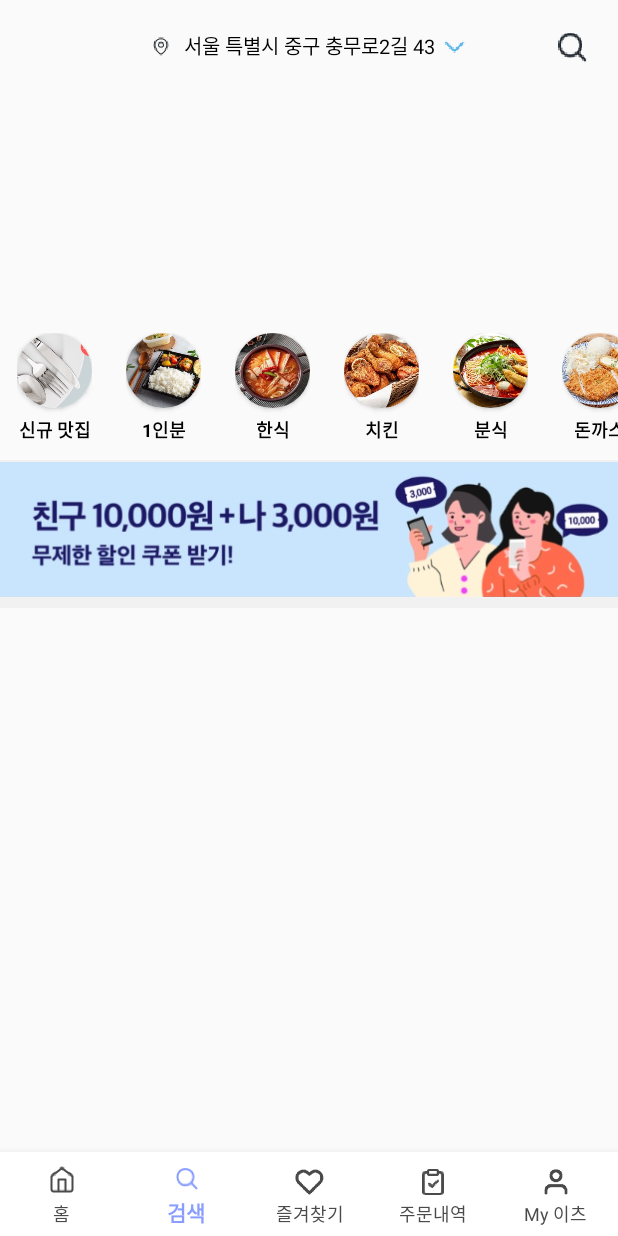
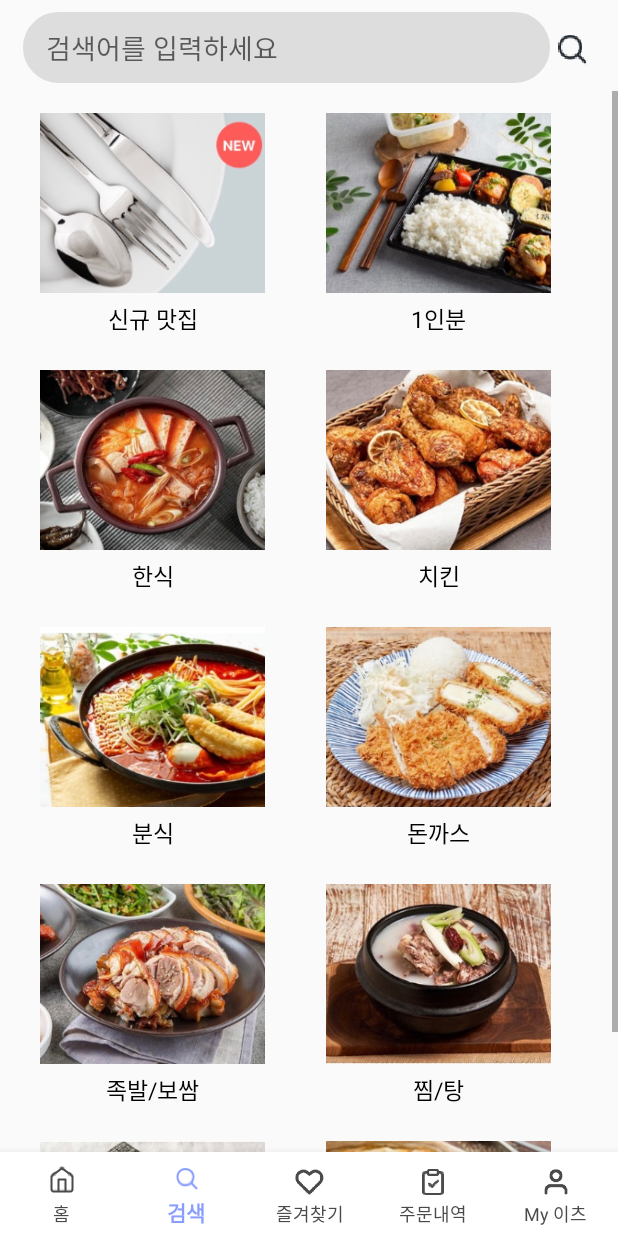
Before and after one commit to Gyuil-Hwnag/copang_eats_b_clone, an Android app: the screen it shows after launch (MainActivity), item 2 of the bottom bar chosen, on a phone screen of 412 x 824 dp. Run offline under Robolectric (Android 15) with nearby library versions, the light colour scheme and no system bars; 1 statement that could not run was skipped.

Commit message:
second commit

```diff
--- a/app/src/main/java/com/softsquared/template/kotlin/src/main/MainActivity.kt
+++ b/app/src/main/java/com/softsquared/template/kotlin/src/main/MainActivity.kt
@@ -11,6 +11,7 @@ import com.softsquared.template.kotlin.R
 import com.softsquared.template.kotlin.config.BaseActivity
 import com.softsquared.template.kotlin.databinding.ActivityMainBinding
 import com.softsquared.template.kotlin.src.mypage.MyPageFragment
+import com.softsquared.template.kotlin.src.search.SearchFragment
 
 
 class MainActivity : BaseActivity<ActivityMainBinding>(ActivityMainBinding::inflate) {
@@ -31,7 +32,7 @@ class MainActivity : BaseActivity<ActivityMainBinding>(ActivityMainBinding::infl
                     }
                     R.id.menu_main_btm_nav_search -> {
                         supportFragmentManager.beginTransaction()
-                            .replace(R.id.main_frm, MainFragment())
+                            .replace(R.id.main_frm, SearchFragment())
                             .commitAllowingStateLoss()
                         return@OnNavigationItemSelectedListener true
                     }
--- /dev/null
+++ b/app/src/main/java/com/softsquared/template/kotlin/src/search/SearchCategoryAdapter.kt
@@ -0,0 +1,49 @@
+package com.softsquared.template.kotlin.src.search
+
+import android.content.Intent
+import android.view.LayoutInflater
+import android.view.View
+import android.view.ViewGroup
+import android.widget.ImageView
+import android.widget.TextView
+import androidx.core.content.ContextCompat
+import androidx.recyclerview.widget.RecyclerView
+import com.softsquared.template.kotlin.R
+import com.softsquared.template.kotlin.src.main.model.Category
+
+class SearchCategoryAdapter(private val itemList : ArrayList<Category>) :
+    RecyclerView.Adapter<SearchCategoryAdapter.ViewHolder>(){
+    var datas = ArrayList<Category>()
+
+    class ViewHolder(itemView: View) :
+        RecyclerView.ViewHolder(itemView){
+        var category_img: ImageView = itemView.findViewById(R.id.img_categery)
+        var category_txt: TextView = itemView.findViewById(R.id.txt_category)
+    }
+
+    override fun onCreateViewHolder(parent: ViewGroup, viewType: Int): ViewHolder {
+        val view = LayoutInflater.from(parent?.context).inflate(R.layout.item_search_category_list, parent, false)
+        return ViewHolder(view)
+    }
+
+    override fun onBindViewHolder(holder: ViewHolder, position: Int) {
+        holder.category_img.setImageResource(itemList.get(position).sea_Img)
+        holder.category_txt.setText(itemList.get(position).sea_name)
+
+
+//        holder.itemView.setOnClickListener {
+//            var intent = Intent(holder.itemView?.context, SearchDetailActivity::class.java)
+//            val sea_name = itemList.get(position).sea_name
+//            val sea_img = itemList.get(position).sea_Img
+//            val sea_weather = itemList.get(position).sea_weather
+//            intent.putExtra("sea_name", sea_name)
+//            intent.putExtra("sea_Img", sea_img)
+//            intent.putExtra("sea_weather", sea_weather)
+//            ContextCompat.startActivity(holder.itemView.context, intent, null)
+//        }
+    }
+
+    override fun getItemCount(): Int {
+        return itemList.size
+    }
+}
--- /dev/null
+++ b/app/src/main/java/com/softsquared/template/kotlin/src/search/SearchFragment.kt
@@ -0,0 +1,56 @@
+package com.softsquared.template.kotlin.src.search
+
+import android.os.Bundle
+import android.view.View
+import androidx.recyclerview.widget.GridLayoutManager
+import androidx.recyclerview.widget.RecyclerView
+import com.softsquared.template.kotlin.R
+import com.softsquared.template.kotlin.config.BaseFragment
+import com.softsquared.template.kotlin.databinding.FragmentSearchBinding
+import com.softsquared.template.kotlin.src.main.CategoryAdapter
+import com.softsquared.template.kotlin.src.main.model.Category
+
+class SearchFragment : BaseFragment<FragmentSearchBinding>(FragmentSearchBinding::bind, R.layout.fragment_search){
+
+    lateinit var searCategoryAdapter: SearchCategoryAdapter
+    lateinit var mRecyclerView: RecyclerView
+    var categoryList = ArrayList<Category>()
+
+    override fun onViewCreated(view: View, savedInstanceState: Bundle?) {
+        super.onViewCreated(view, savedInstanceState)
+
+        // revcycler view
+        categoryList.add(Category(R.drawable.img_category1, "신규 맛집"))
+        categoryList.add(Category(R.drawable.img_category2, "1인분"))
+        categoryList.add(Category(R.drawable.img_category3, "한식"))
+        categoryList.add(Category(R.drawable.img_category4, "치킨"))
+        categoryList.add(Category(R.drawable.img_category5, "분식"))
+        categoryList.add(Category(R.drawable.img_category6, "돈까스"))
+        categoryList.add(Category(R.drawable.img_category7, "족발/보쌈"))
+        categoryList.add(Category(R.drawable.img_category8, "찜/탕"))
+        categoryList.add(Category(R.drawable.img_category9, "구이"))
+        categoryList.add(Category(R.drawable.img_category10, "피자"))
+        categoryList.add(Category(R.drawable.img_category11, "중식"))
+        categoryList.add(Category(R.drawable.img_category12, "일식"))
+        categoryList.add(Category(R.drawable.img_category13, "회/해물"))
+        categoryList.add(Category(R.drawable.img_category14, "양식"))
+        categoryList.add(Category(R.drawable.img_category15, "커피/차"))
+        categoryList.add(Category(R.drawable.img_category16, "디저트"))
+        categoryList.add(Category(R.drawable.img_category17, "간식"))
+        categoryList.add(Category(R.drawable.img_category18, "아시안"))
+        categoryList.add(Category(R.drawable.img_category19, "샌드위치"))
+        categoryList.add(Category(R.drawable.img_category20, "샐러드"))
+        categoryList.add(Category(R.drawable.img_category21, "버거"))
+        categoryList.add(Category(R.drawable.img_category22, "멕시칸"))
+        categoryList.add(Category(R.drawable.img_category23, "도시락"))
+        categoryList.add(Category(R.drawable.img_category24, "쥭"))
+        categoryList.add(Category(R.drawable.img_category25, "프렌차이즈"))
+
+        searCategoryAdapter = SearchCategoryAdapter(categoryList)
+        mRecyclerView = binding.recyclerItem
+        mRecyclerView.adapter = searCategoryAdapter
+        val gridLayoutManager = GridLayoutManager(context, 2)
+        mRecyclerView.setLayoutManager(gridLayoutManager)
+//        mRecyclerView.addItemDecoration(VerticalItemDecorator(20))
+    }
+}
--- /dev/null
+++ b/app/src/main/res/drawable/edit_rounded_shape.xml
@@ -0,0 +1,12 @@
+<?xml version="1.0" encoding="utf-8"?>
+<shape xmlns:android="http://schemas.android.com/apk/res/android"
+    android:shape="rectangle" >
+    <solid android:color="@color/edit_gray"/>
+    <corners android:bottomRightRadius="25dp"
+        android:bottomLeftRadius="25dp"
+        android:topLeftRadius="25dp"
+        android:topRightRadius="25dp"/>
+    <stroke
+        android:width="1dp"
+        android:color="@color/edit_gray" />
+</shape>
--- /dev/null
+++ b/app/src/main/res/layout/fragment_search.xml
@@ -0,0 +1,61 @@
+<?xml version="1.0" encoding="utf-8"?>
+<androidx.constraintlayout.widget.ConstraintLayout xmlns:android="http://schemas.android.com/apk/res/android"
+    android:layout_width="match_parent"
+    android:layout_height="match_parent"
+    xmlns:app="http://schemas.android.com/apk/res-auto">
+
+    <androidx.constraintlayout.widget.ConstraintLayout
+        android:id="@+id/srarch_main"
+        android:layout_width="match_parent"
+        android:layout_height="wrap_content"
+        app:layout_constraintTop_toTopOf="parent"
+        android:paddingLeft="15dp"
+        android:paddingRight="15dp"
+        android:paddingTop="8dp"
+        android:paddingBottom="5dp">
+
+        <EditText
+            android:id="@+id/srarch_txt"
+            android:layout_width="match_parent"
+            android:layout_height="wrap_content"
+            app:layout_constraintTop_toTopOf="parent"
+            app:layout_constraintBottom_toBottomOf="parent"
+            app:layout_constraintLeft_toLeftOf="parent"
+            android:paddingRight="15dp"
+            android:hint="검색어를 입력하세요"
+            android:paddingTop="10dp"
+            android:paddingBottom="10dp"
+            android:paddingLeft="15dp"
+            android:layout_marginRight="30dp"
+            android:textSize="18dp"
+            android:background="@drawable/edit_rounded_shape">
+        </EditText>
+        <ImageView
+            android:id="@+id/search_btn"
+            android:layout_width="30dp"
+            android:layout_height="30dp"
+            app:layout_constraintRight_toRightOf="parent"
+            android:scaleType="centerCrop"
+            app:layout_constraintTop_toTopOf="parent"
+            app:layout_constraintBottom_toBottomOf="parent"
+            android:src="@mipmap/ic_search_main_foreground">
+        </ImageView>
+    </androidx.constraintlayout.widget.ConstraintLayout>
+
+    <ScrollView
+        app:layout_constraintTop_toBottomOf="@id/srarch_main"
+        android:layout_width="match_parent"
+        android:layout_height="wrap_content">
+
+        <androidx.recyclerview.widget.RecyclerView
+            android:id="@+id/recycler_item"
+            android:layout_width="match_parent"
+            android:layout_height="match_parent"
+            android:paddingLeft="15dp"
+            android:paddingRight="15dp"
+            android:paddingTop="3dp"
+            android:paddingBottom="80dp">
+        </androidx.recyclerview.widget.RecyclerView>
+    </ScrollView>
+
+</androidx.constraintlayout.widget.ConstraintLayout>
--- /dev/null
+++ b/app/src/main/res/layout/item_search_category_list.xml
@@ -0,0 +1,33 @@
+<?xml version="1.0" encoding="utf-8"?>
+<androidx.constraintlayout.widget.ConstraintLayout
+    xmlns:android="http://schemas.android.com/apk/res/android"
+    android:layout_width="wrap_content"
+    android:layout_height="wrap_content"
+    xmlns:app="http://schemas.android.com/apk/res-auto"
+    android:layout_gravity="center"
+    android:padding="11dp">
+
+    <ImageView
+        android:id="@+id/img_categery"
+        android:layout_width="150dp"
+        android:layout_height="120dp"
+        android:src="@drawable/img_category1"
+        android:scaleType="centerCrop"
+        app:layout_constraintTop_toTopOf="parent"
+        >
+    </ImageView>
+
+    <TextView
+        android:id="@+id/txt_category"
+        app:layout_constraintLeft_toLeftOf="parent"
+        app:layout_constraintRight_toRightOf="parent"
+        android:layout_marginTop="5dp"
+        android:textColor="@color/black"
+        android:layout_width="wrap_content"
+        android:layout_height="wrap_content"
+        app:layout_constraintTop_toBottomOf="@id/img_categery"
+        android:text="신규 맛집"
+        android:textSize="15dp">
+    </TextView>
+
+</androidx.constraintlayout.widget.ConstraintLayout>
--- a/app/src/main/res/values/colors.xml
+++ b/app/src/main/res/values/colors.xml
@@ -14,5 +14,6 @@
 
     <color name="blue">#2196F3</color>
     <color name="gray">#F1F1F1</color>
+    <color name="edit_gray">#DDDDDD</color>
 
 </resources>
```
